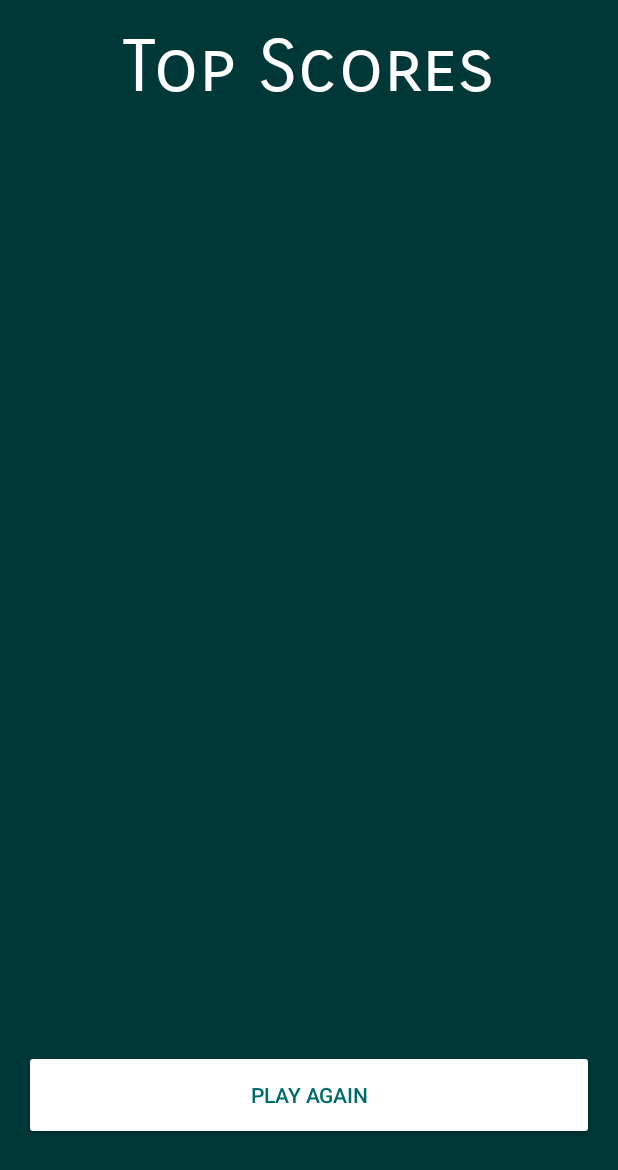
After one commit to aditya3398/Evade, an Android app: the layout activity_scores.xml on its own in the app's theme, with its tools: preview values and no code run, on a phone screen of 412 x 824 dp. The commit adds this screen. Shown: the top 1170 px of the screen. Run offline under Robolectric (Android 15) with nearby library versions, the phone set to English and light mode, and no system bars.

Commit message:
ScoreRow class and Scores.java elementary level

```diff
--- a/app/src/main/res/layout/activity_main.xml
+++ b/app/src/main/res/layout/activity_main.xml
@@ -28,6 +28,7 @@
         android:layout_below="@+id/title"
         android:src="@drawable/stickman"
         android:id="@+id/stickman"/>
+
     <Button
         android:layout_width="match_parent"
         android:layout_height="60dp"
--- /dev/null
+++ b/app/src/main/res/layout/activity_scores.xml
@@ -0,0 +1,54 @@
+<?xml version="1.0" encoding="utf-8"?>
+<RelativeLayout xmlns:android="http://schemas.android.com/apk/res/android"
+    xmlns:tools="http://schemas.android.com/tools"
+    android:layout_width="match_parent"
+    android:layout_height="match_parent"
+    android:paddingBottom="@dimen/activity_vertical_margin"
+    android:paddingLeft="@dimen/activity_horizontal_margin"
+    android:paddingRight="@dimen/activity_horizontal_margin"
+    android:paddingTop="@dimen/activity_vertical_margin"
+    android:background="@color/colorPrimaryDark"
+    tools:context="com.evader.rookies.evade.Scores">
+
+    <TextView
+        android:layout_width="wrap_content"
+        android:layout_height="wrap_content"
+        android:layout_centerHorizontal="true"
+        android:text="Top Scores"
+        android:textSize="48sp"
+        android:fontFamily="sans-serif-smallcaps"
+        android:textColor="@color/white"
+        />
+
+    <TableLayout
+        android:layout_width="match_parent"
+        android:layout_height="match_parent"
+        android:layout_alignParentTop="true"
+        android:layout_alignParentLeft="true"
+        android:layout_alignParentStart="true"
+        android:layout_marginLeft="27dp"
+        android:layout_marginStart="27dp"
+        android:layout_marginRight="27dp"
+        android:layout_marginBottom="27dp"
+        android:layout_marginEnd="27dp"
+        android:layout_marginTop="56dp">
+
+    <TableRow
+        android:layout_height="match_parent"
+        android:layout_width="match_parent" />
+
+</TableLayout>
+
+<Button
+    android:layout_width="match_parent"
+    android:layout_height="60dp"
+    android:layout_marginBottom="48dp"
+    android:layout_alignParentBottom="true"
+    android:text="Play Again"
+    android:backgroundTint="@color/white"
+    android:textColor="@color/colorPrimary"
+    android:onClick="playGame"
+    android:layout_alignParentEnd="true"
+    android:layout_alignParentRight="true"/>
+
+    </RelativeLayout>
```
Also changed, not shown: app/src/main/java/com/evader/rookies/evade/ScoreRow.java (added, +30 -0 lines), app/src/main/java/com/evader/rookies/evade/Scores.java (added, +45 -0 lines).
